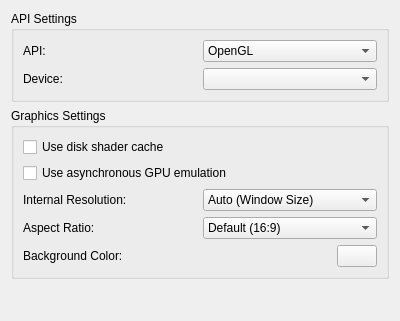
First picture: the form in src/yuzu/configuration/configure_graphics.ui, repository formylover/yuzu-early-access, before the edit.
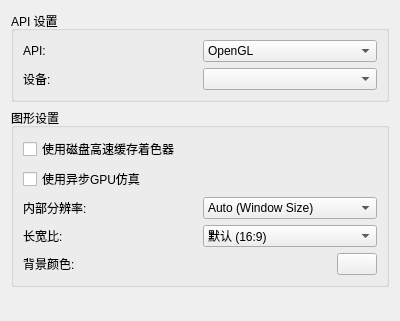
Second picture: the form after the edit.

```diff
--- a/src/yuzu/configuration/configure_graphics.ui
+++ b/src/yuzu/configuration/configure_graphics.ui
@@ -19,7 +19,7 @@
      <item>
       <widget class="QGroupBox" name="groupBox_2">
        <property name="title">
-        <string>API Settings</string>
+        <string>API 设置</string>
        </property>
        <layout class="QVBoxLayout" name="verticalLayout_3">
         <item>
@@ -52,7 +52,7 @@
           <item>
            <widget class="QLabel" name="label_3">
             <property name="text">
-             <string>Device:</string>
+             <string>设备:</string>
             </property>
            </widget>
           </item>
@@ -67,20 +67,20 @@
      <item>
       <widget class="QGroupBox" name="groupBox">
        <property name="title">
-        <string>Graphics Settings</string>
+        <string>图形设置</string>
        </property>
        <layout class="QVBoxLayout" name="verticalLayout_4">
         <item>
          <widget class="QCheckBox" name="use_disk_shader_cache">
           <property name="text">
-           <string>Use disk shader cache</string>
+           <string>使用磁盘高速缓存着色器</string>
           </property>
          </widget>
         </item>
         <item>
          <widget class="QCheckBox" name="use_asynchronous_gpu_emulation">
           <property name="text">
-           <string>Use asynchronous GPU emulation</string>
+           <string>使用异步GPU仿真</string>
           </property>
          </widget>
         </item>
@@ -89,7 +89,7 @@
           <item>
            <widget class="QLabel" name="label">
             <property name="text">
-             <string>Internal Resolution:</string>
+             <string>内部分辨率:</string>
             </property>
            </widget>
           </item>
@@ -129,7 +129,7 @@
           <item>
            <widget class="QLabel" name="ar_label">
             <property name="text">
-             <string>Aspect Ratio:</string>
+             <string>长宽比:</string>
             </property>
            </widget>
           </item>
@@ -137,7 +137,7 @@
            <widget class="QComboBox" name="aspect_ratio_combobox">
             <item>
              <property name="text">
-              <string>Default (16:9)</string>
+              <string>默认 (16:9)</string>
              </property>
             </item>
             <item>
@@ -164,7 +164,7 @@
           <item>
            <widget class="QLabel" name="bg_label">
             <property name="text">
-             <string>Background Color:</string>
+             <string>背景颜色:</string>
             </property>
            </widget>
           </item>
```
Left out of the diff: 2 changed lines with no effect on the pictures.
